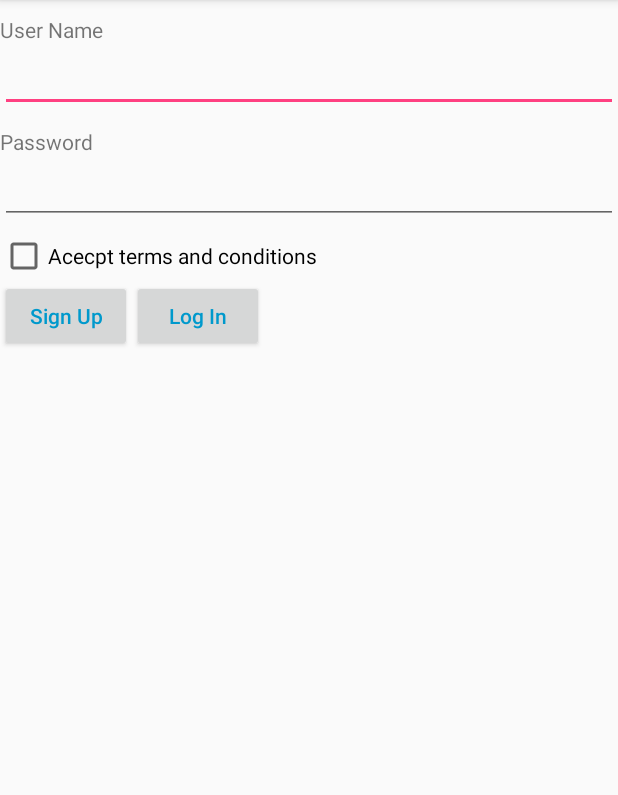
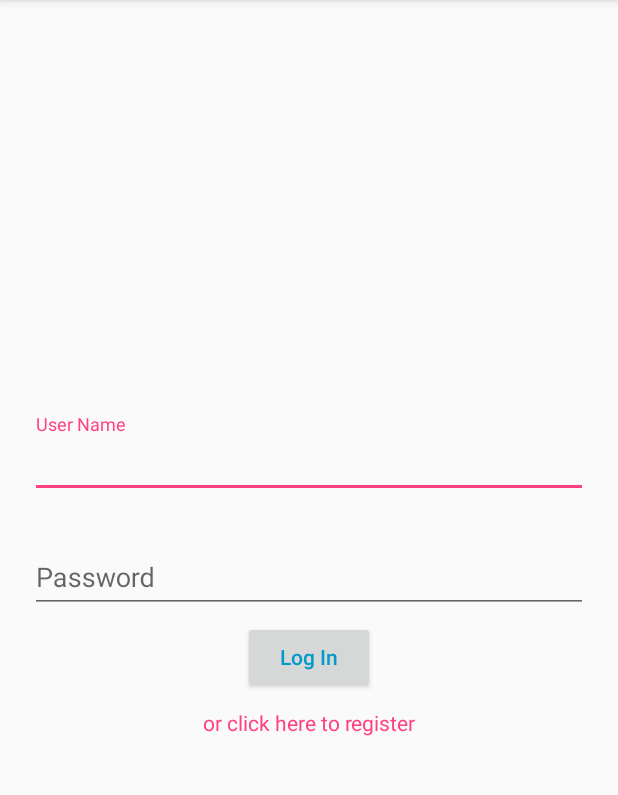
Before and after one commit to prantoamt/gearup, an Android app: the screen it shows after launch (LogInActivity), on a phone screen of 412 x 824 dp, the part 84-879 px from its top. Run offline under Robolectric (Android 15) with nearby library versions, the phone set to English and light mode, and no system bars; our stand-ins replace Volley.

Commit message:
Log in works

```diff
--- a/app/src/main/java/com/gearup/pranto/gearupmechanic/LogInActivity.java
+++ b/app/src/main/java/com/gearup/pranto/gearupmechanic/LogInActivity.java
@@ -1,6 +1,7 @@
 package com.gearup.pranto.gearupmechanic;
 
 import android.content.Intent;
+import android.support.design.widget.TextInputLayout;
 import android.support.v7.app.AppCompatActivity;
 import android.os.Bundle;
 import android.view.View;
@@ -25,8 +26,9 @@ import java.util.Map;
 public class LogInActivity extends AppCompatActivity {
 
     EditText user_name, password;
-    Button log_in, sign_up;
-    CheckBox accept;
+    Button log_in;
+    boolean logged_in;
+    TextInputLayout t_user_name, t_pass;
 
     @Override
     protected void onCreate(Bundle savedInstanceState) {
@@ -41,16 +43,8 @@ public class LogInActivity extends AppCompatActivity {
         user_name = (EditText) findViewById(R.id.user_name);
         password = (EditText) findViewById(R.id.pass);
         log_in = (Button) findViewById(R.id.log_in);
-        accept = (CheckBox) findViewById(R.id.accept);
-        sign_up = (Button) findViewById(R.id.sign_up);
-
-        sign_up.setOnClickListener(new View.OnClickListener() {
-            @Override
-            public void onClick(View view) {
-                Intent i = new Intent(LogInActivity.this, SingupActivity.class);
-                startActivity(i);
-            }
-        });
+        t_user_name = (TextInputLayout) findViewById(R.id.textinputusername);
+        t_pass = (TextInputLayout) findViewById(R.id.textinputpass);
 
         log_in.setOnClickListener(
                 new View.OnClickListener() {
@@ -67,14 +61,26 @@ public class LogInActivity extends AppCompatActivity {
          final String username = user_name.getText().toString();
          final String pass = password.getText().toString();
 
-        String url = "localhost/login.php";
+        String url = "http://192.168.0.118/login.php";
 
 
         StringRequest rq = new StringRequest(Request.Method.POST, url, new Response.Listener<String>() {
             @Override
             public void onResponse(String response) {
+                if (checkUser() && checkPassword())
+                {
+                    if(response.toString().equals("valid"))
+                    {
+                        logged_in = true;
+                        makeToast("Welcome!");
+                    }
+                    else
+                    {
+                        makeToast("Invalid User name or Password.");
+                    }
+                }
 
-                }
+            }
         }, new Response.ErrorListener() {
             @Override
             public void onErrorResponse(VolleyError error) {
@@ -86,8 +92,6 @@ public class LogInActivity extends AppCompatActivity {
                 Map<String, String>  parr = new HashMap<String, String>();
                 parr.put("user_name", username);
                 parr.put("password", pass);
-
-
                 return parr;
             }
         };
@@ -95,4 +99,50 @@ public class LogInActivity extends AppCompatActivity {
         AppController.getInstance(getApplicationContext()).addToRequestQueue(rq);
 
     }
+
+    public void goRegister(View view)
+    {
+        Intent i = new Intent(LogInActivity.this, SingupActivity.class);
+        startActivity(i);
+    }
+
+    private boolean checkUser()
+    {
+        boolean is_valid = false;
+        if(user_name.getText().toString().isEmpty())
+        {
+            t_user_name.setError("Please enter your user name");
+            is_valid = false;
+        }
+        else
+        {
+            t_user_name.setErrorEnabled(false);
+            is_valid = true;
+        }
+
+        return is_valid;
+    }
+
+    private boolean checkPassword()
+    {
+        boolean is_valid = false;
+        if(password.getText().toString().isEmpty())
+        {
+            t_pass.setError("Please enter your password");
+            is_valid = false;
+        }
+        else
+        {
+            t_pass.setErrorEnabled(false);
+            is_valid = true;
+        }
+
+        return is_valid;
+    }
+
+    private void makeToast(String string)
+    {
+        Toast.makeText(getApplicationContext(), string, Toast.LENGTH_LONG).show();
+    }
+
 }
--- a/app/src/main/java/com/gearup/pranto/gearupmechanic/my_mechanic.java
+++ b/app/src/main/java/com/gearup/pranto/gearupmechanic/MyMechanic.java
@@ -4,16 +4,16 @@ package com.gearup.pranto.gearupmechanic;
  * Created by pranto on 12/1/17.
  */
 
-public class my_mechanic {
+public class MyMechanic {
 
     String name, user_name, password, email, phone, address, category;
 
-    public my_mechanic()
+    public MyMechanic()
     {
 
     }
 
-    public my_mechanic( String name, String user_name, String password,String email, String phone, String address, String category)
+    public MyMechanic( String name, String user_name, String password,String email, String phone, String address, String category)
     {
         this.name = name;
         this.user_name = user_name;
--- a/app/src/main/res/layout/activity_log_in.xml
+++ b/app/src/main/res/layout/activity_log_in.xml
@@ -5,58 +5,62 @@
     android:layout_width="match_parent"
     android:layout_height="match_parent"
     android:orientation="vertical"
+    android:gravity="center_vertical"
     tools:context="com.gearup.pranto.gearupmechanic.LogInActivity">
 
-    <TextView
-        android:layout_marginTop="10dp"
-        android:layout_width="wrap_content"
-        android:layout_height="wrap_content"
-        android:text="User Name"/>
-    <EditText
-        android:id="@+id/user_name"
-        android:layout_width="match_parent"
-        android:layout_height="wrap_content"
-        android:text=""/>
-    <TextView
-        android:layout_marginTop="10dp"
-        android:layout_width="wrap_content"
-        android:layout_height="wrap_content"
-        android:text="Password"/>
-    <EditText
-        android:id="@+id/pass"
-        android:layout_width="match_parent"
-        android:layout_height="wrap_content"
-        android:text=""/>
-    <android.support.v7.widget.AppCompatCheckBox
-        android:id="@+id/accept"
-        android:layout_marginTop="5dp"
-        android:layout_width="wrap_content"
-        android:layout_height="wrap_content"
-        android:text="Acecpt terms and conditions"/>
 
     <LinearLayout
         android:layout_width="match_parent"
         android:layout_height="wrap_content"
-        android:orientation="horizontal">
-        <Button
-            android:layout_marginTop="5dp"
-            android:id="@+id/sign_up"
-            android:layout_width="wrap_content"
+        android:orientation="vertical"
+        android:padding="20dp"
+        android:layout_gravity="center_horizontal">
+
+        <android.support.design.widget.TextInputLayout
+            android:id="@+id/textinputusername"
+            android:layout_width="match_parent"
             android:layout_height="wrap_content"
-            android:text="Sign Up"
-            android:textAllCaps="false"
-            android:layout_gravity="right"
-            android:textColor="@android:color/holo_blue_dark"/>
+            android:gravity="center_horizontal"
+            app:errorEnabled="true">
+            <EditText
+                android:hint="User Name"
+                android:id="@+id/user_name"
+                android:layout_width="match_parent"
+                android:layout_height="wrap_content"
+                android:inputType="text" />
+        </android.support.design.widget.TextInputLayout>
+
+        <android.support.design.widget.TextInputLayout
+            android:id="@+id/textinputpass"
+            android:layout_width="match_parent"
+            android:layout_height="wrap_content"
+            android:gravity="center_horizontal">
+            <EditText
+                android:hint="Password"
+                android:id="@+id/pass"
+                android:layout_width="match_parent"
+                android:layout_height="wrap_content"
+                android:inputType="textPassword"/>
+        </android.support.design.widget.TextInputLayout>
 
         <Button
-            android:layout_marginTop="5dp"
             android:id="@+id/log_in"
             android:layout_width="wrap_content"
             android:layout_height="wrap_content"
             android:text="Log In"
             android:textAllCaps="false"
-            android:layout_gravity="left"
+            android:layout_gravity="center"
+            android:layout_marginTop="5dp"
             android:textColor="@android:color/holo_blue_dark"/>
+        <TextView
+            android:layout_marginTop="10dp"
+            android:layout_width="match_parent"
+            android:layout_height="match_parent"
+            android:text="or click here to register"
+            android:gravity="center_horizontal"
+            android:onClick="goRegister"
+            android:textColor="@color/colorAccent"/>
 
     </LinearLayout>
+
 </LinearLayout>
--- a/app/src/main/res/values/dimens.xml
+++ /dev/null
@@ -1,5 +0,0 @@
-<resources>
-    <!-- Default screen margins, per the Android Design guidelines. -->
-    <dimen name="activity_horizontal_margin">16dp</dimen>
-    <dimen name="activity_vertical_margin">16dp</dimen>
-</resources>
```
Also changed, not shown: app/src/main/java/com/gearup/pranto/gearupmechanic/SingupActivity.java (+53 -36 lines), app/src/main/res/layout/activity_singup.xml (+17 -6 lines).
